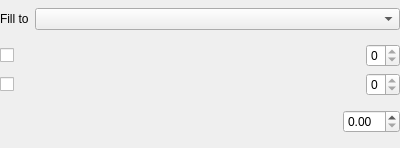
First picture: the form in app/bucketoptionswidget.ui, repository pencil2d/pencil, before the edit.
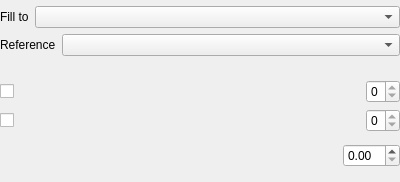
Second picture: the form after the edit. Custom widgets are drawn as their Qt base class.

Commit message:
Implement controls to fill to a layer and use layer below as reference
- Implements UI and functionality to fill to current or layer below.
- Implement UI and functionality to use current layer as reference or use all layers as reference!

```diff
--- a/app/bucketoptionswidget.ui
+++ b/app/bucketoptionswidget.ui
@@ -7,7 +7,7 @@
     <x>0</x>
     <y>0</y>
     <width>400</width>
-    <height>148</height>
+    <height>182</height>
    </rect>
   </property>
   <property name="windowTitle">
@@ -31,6 +31,9 @@
    </property>
    <item>
     <layout class="QVBoxLayout" name="verticalLayout">
+     <property name="bottomMargin">
+      <number>6</number>
+     </property>
      <item>
       <layout class="QHBoxLayout" name="horizontalLayout_3">
        <item>
@@ -52,6 +55,30 @@
        </item>
       </layout>
      </item>
+     <item>
+      <layout class="QHBoxLayout" name="horizontalLayout_2">
+       <property name="bottomMargin">
+        <number>6</number>
+       </property>
+       <item>
+        <widget class="QLabel" name="referenceLayerDescLabel">
+         <property name="text">
+          <string>Reference</string>
+         </property>
+        </widget>
+       </item>
+       <item>
+        <widget class="QComboBox" name="referenceLayerComboBox">
+         <property name="sizePolicy">
+          <sizepolicy hsizetype="Expanding" vsizetype="Fixed">
+           <horstretch>0</horstretch>
+           <verstretch>0</verstretch>
+          </sizepolicy>
+         </property>
+        </widget>
+       </item>
+      </layout>
+     </item>
     </layout>
    </item>
    <item>
```
The commit also changes 12 other files.
